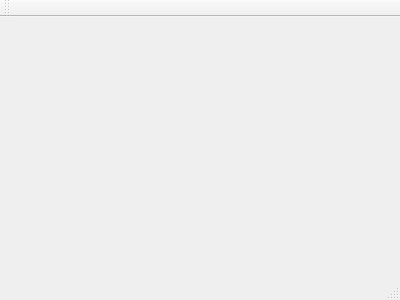
Before: the Qt Designer form QtServer/QtServer/mainwindow.ui in HwHTony/Real-Time-Water-Quality-Monitoring-Using-Raspberry-Pi-5-based-on-Embedded-System-Framework, drawn with Qt 5.
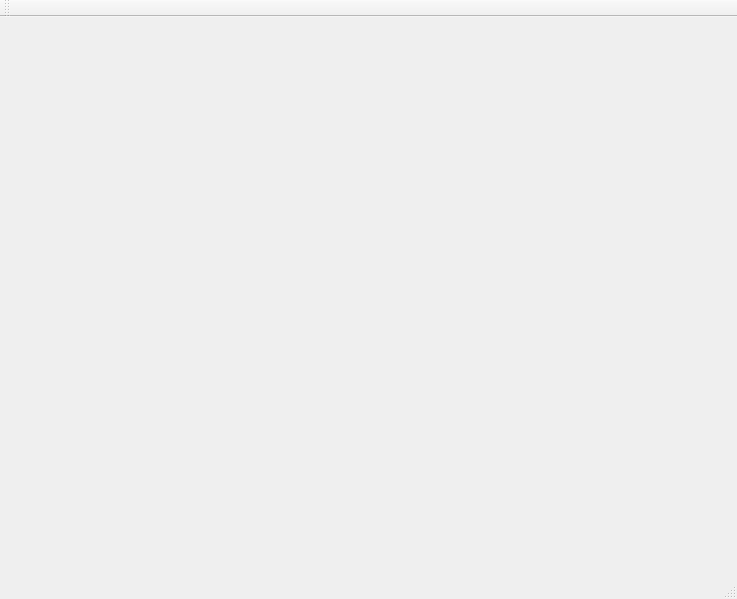
After: the same form once the commit is applied.

What changed in the file:
```diff
--- a/QtServer/QtServer/mainwindow.ui
+++ b/QtServer/QtServer/mainwindow.ui
@@ -1,24 +1,53 @@
 <ui version="4.0">
  <class>MainWindow</class>
- <widget class="QMainWindow" name="MainWindow" >
-  <property name="geometry" >
+ <widget class="QMainWindow" name="MainWindow">
+  <property name="geometry">
    <rect>
     <x>0</x>
     <y>0</y>
-    <width>400</width>
-    <height>300</height>
+    <width>737</width>
+    <height>599</height>
    </rect>
   </property>
   <property name="windowTitle" >
    <string>MainWindow</string>
   </property>
-  <widget class="QMenuBar" name="menuBar" />
-  <widget class="QToolBar" name="mainToolBar" />
-  <widget class="QWidget" name="centralWidget" />
-  <widget class="QStatusBar" name="statusBar" />
+  <widget class="QWidget" name="centralWidget">
+   <widget class="QLabel" name="statusLabel">
+    <property name="geometry">
+     <rect>
+      <x>300</x>
+      <y>270</y>
+      <width>131</width>
+      <height>101</height>
+     </rect>
+    </property>
+    <property name="text">
+     <string/>
+    </property>
+   </widget>
+  </widget>
+  <widget class="QMenuBar" name="menuBar">
+   <property name="geometry">
+    <rect>
+     <x>0</x>
+     <y>0</y>
+     <width>737</width>
+     <height>26</height>
+    </rect>
+   </property>
+  </widget>
+  <widget class="QToolBar" name="mainToolBar">
+   <attribute name="toolBarArea">
+    <enum>TopToolBarArea</enum>
+   </attribute>
+   <attribute name="toolBarBreak">
+    <bool>false</bool>
+   </attribute>
+  </widget>
+  <widget class="QStatusBar" name="statusBar"/>
  </widget>
- <layoutDefault spacing="6" margin="11" />
- <pixmapfunction></pixmapfunction>
+ <layoutdefault spacing="6" margin="11"/>
  <resources/>
  <connections/>
 </ui>
```
Left out of the diff: 3 changed lines with no effect on the pictures.
